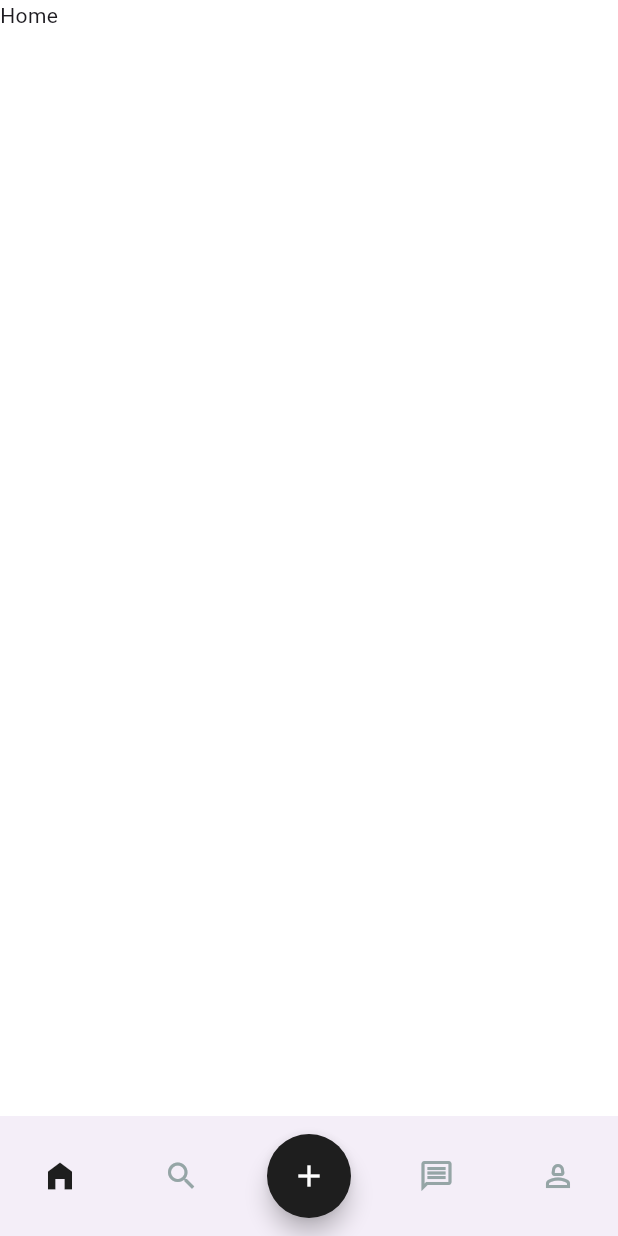
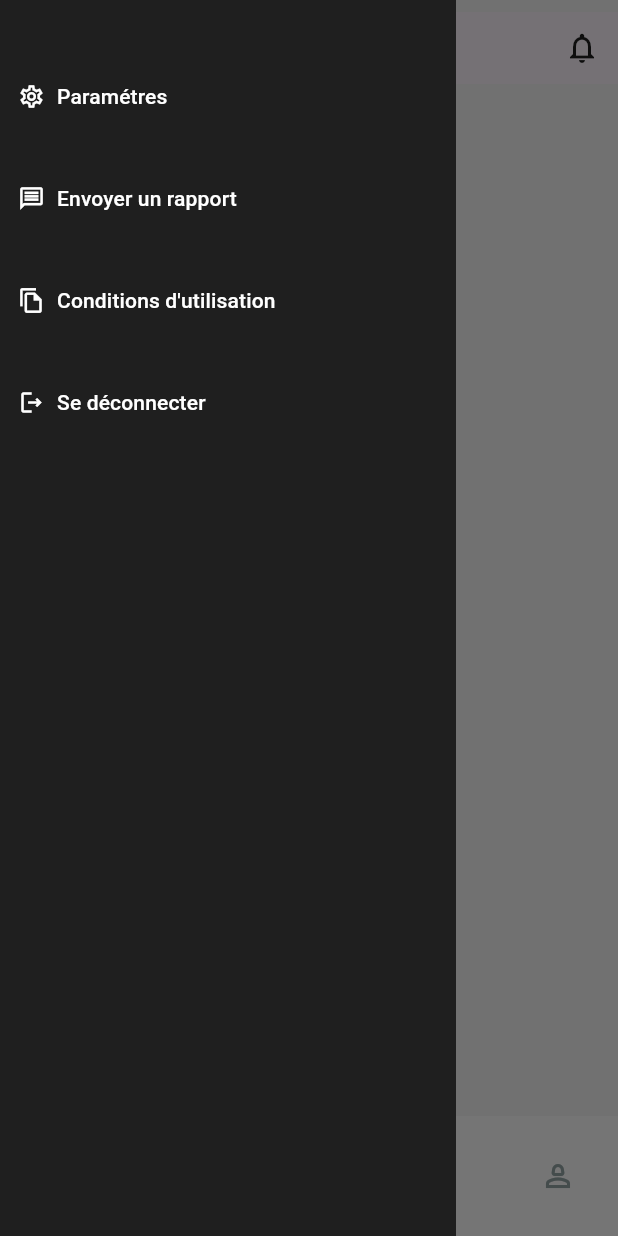
Before and after one commit to sidahmedfrioui19/eartisan, a Flutter app: the screen it shows after launch, with the side drawer open (before the commit the screen has no drawer), on a phone screen of 412 x 824 dp. Run offline on Flutter 3.47's test engine with Material 3 defaults, Android fonts, the phone set to English and light mode, and no system bars.

Commit message:
topbar/burger menu add

```diff
--- a/lib/main.dart
+++ b/lib/main.dart
@@ -1,5 +1,4 @@
 import 'package:flutter/material.dart';
-import 'package:profinder/pages/home.dart';
 import 'package:profinder/utils/theme_data.dart';
 import 'package:profinder/widgets/main_navigation_bar.dart';
 
@@ -12,11 +11,10 @@ class MyApp extends StatelessWidget {
   @override
   Widget build(BuildContext context) {
     return MaterialApp(
-        title: 'Job Finder',
-        debugShowCheckedModeBanner: false,
-        theme: appThemeData,
-        home: Scaffold(
-          bottomNavigationBar: MainNavBar(),
-        ));
+      title: 'Job Finder',
+      debugShowCheckedModeBanner: false,
+      theme: appThemeData,
+      home: MainNavBar(),
+    );
   }
 }
--- a/lib/pages/home.dart
+++ b/lib/pages/home.dart
@@ -1,4 +1,7 @@
 import 'package:flutter/material.dart';
+import 'package:profinder/utils/theme_data.dart';
+import 'package:profinder/widgets/home_page_selector.dart';
+import 'package:profinder/widgets/top_bar.dart';
 
 class HomePage extends StatefulWidget {
   const HomePage({super.key});
@@ -10,6 +13,12 @@ class HomePage extends StatefulWidget {
 class _HomePageState extends State<HomePage> {
   @override
   Widget build(BuildContext context) {
-    return Text("Home");
+    return Scaffold(
+      backgroundColor: AppTheme.backgroundColor,
+      appBar: TopBar(
+        title: "Explorer",
+      ),
+      body: HomePageSelector(),
+    );
   }
 }
--- a/lib/utils/theme_data.dart
+++ b/lib/utils/theme_data.dart
@@ -3,10 +3,10 @@ import 'package:flutter/material.dart';
 // ignore_for_file: deprecated_member_use
 class AppTheme {
   // Colors
-  static const Color primaryColor = Color(0xFF1E1E1E);
+  static const Color primaryColor = Color(0xFF1F1F1F);
   static const Color secondaryColor = Color(0xFF95A5A6);
-  static const Color backgroundColor = Colors.white;
-  static const Color textColor = Colors.black;
+  static const Color backgroundColor = Color(0xFFF7F7F7);
+  static const Color textColor = Color(0xFF1F1F1F);
 
   // Text Styles
   static const TextStyle headingTextStyle = TextStyle(
--- /dev/null
+++ b/lib/widgets/burger_menu.dart
@@ -0,0 +1,90 @@
+import 'package:flutter/material.dart';
+import 'package:profinder/utils/theme_data.dart';
+
+class BurgerMenu extends StatelessWidget {
+  const BurgerMenu({super.key});
+
+  @override
+  Widget build(BuildContext context) {
+    return Drawer(
+        backgroundColor: appThemeData.primaryColor,
+        shape: ContinuousRectangleBorder(borderRadius: BorderRadius.zero),
+        child: ListView(
+          padding: EdgeInsets.only(top: 30),
+          children: <Widget>[
+            Padding(
+                padding: EdgeInsets.symmetric(horizontal: 0, vertical: 10),
+                child: Align(
+                    alignment: Alignment.centerLeft,
+                    child: TextButton.icon(
+                      icon: Icon(
+                        Icons.settings_outlined,
+                        color: Colors.white,
+                      ),
+                      label: Text(
+                        'Paramétres',
+                        style: TextStyle(color: Colors.white),
+                      ),
+                      onPressed: () {
+                        // Add your home functionality here
+                        Navigator.pop(context); // Close the drawer
+                      },
+                    ))),
+            Padding(
+                padding: EdgeInsets.symmetric(horizontal: 0, vertical: 10),
+                child: Align(
+                    alignment: Alignment.centerLeft,
+                    child: TextButton.icon(
+                      icon: Icon(
+                        Icons.message_outlined,
+                        color: Colors.white,
+                      ),
+                      label: Text(
+                        'Envoyer un rapport',
+                        style: TextStyle(color: Colors.white),
+                      ),
+                      onPressed: () {
+                        // Add your home functionality here
+                        Navigator.pop(context); // Close the drawer
+                      },
+                    ))),
+            Padding(
+                padding: EdgeInsets.symmetric(horizontal: 0, vertical: 10),
+                child: Align(
+                    alignment: Alignment.centerLeft,
+                    child: TextButton.icon(
+                      icon: Icon(
+                        Icons.file_copy_outlined,
+                        color: Colors.white,
+                      ),
+                      label: Text(
+                        "Conditions d'utilisation",
+                        style: TextStyle(color: Colors.white),
+                      ),
+                      onPressed: () {
+                        // Add your home functionality here
+                        Navigator.pop(context); // Close the drawer
+                      },
+                    ))),
+            Padding(
+                padding: EdgeInsets.symmetric(horizontal: 0, vertical: 10),
+                child: Align(
+                    alignment: Alignment.centerLeft,
+                    child: TextButton.icon(
+                      icon: Icon(
+                        Icons.logout_outlined,
+                        color: Colors.white,
+                      ),
+                      label: Text(
+                        'Se déconnecter',
+                        style: TextStyle(color: Colors.white),
+                      ),
+                      onPressed: () {
+                        // Add your home functionality here
+                        Navigator.pop(context); // Close the drawer
+                      },
+                    ))),
+          ],
+        ));
+  }
+}
--- /dev/null
+++ b/lib/widgets/home_page_selector.dart
@@ -0,0 +1,67 @@
+import 'package:flutter/material.dart';
+import 'package:profinder/utils/theme_data.dart';
+
+class HomePageSelector extends StatefulWidget {
+  const HomePageSelector({Key? key}) : super(key: key);
+
+  @override
+  _HomePageSelectorState createState() => _HomePageSelectorState();
+}
+
+class _HomePageSelectorState extends State<HomePageSelector> {
+  bool servicesSelected = true;
+  bool demandesSelected = false;
+
+  @override
+  Widget build(BuildContext context) {
+    return Container(
+      child: Row(
+        mainAxisAlignment: MainAxisAlignment.center,
+        children: [
+          Padding(
+            padding: EdgeInsets.symmetric(horizontal: 20, vertical: 5),
+            child: TextButton(
+              onPressed: () {
+                setState(() {
+                  servicesSelected = true;
+                  demandesSelected = false;
+                });
+              },
+              child: Text(
+                "Services",
+                style: TextStyle(
+                  color:
+                      servicesSelected ? AppTheme.primaryColor : Colors.black,
+                  decoration: servicesSelected
+                      ? TextDecoration.underline
+                      : TextDecoration.none,
+                ),
+              ),
+            ),
+          ),
+          Padding(
+            padding: EdgeInsets.symmetric(horizontal: 20, vertical: 5),
+            child: TextButton(
+              onPressed: () {
+                setState(() {
+                  servicesSelected = false;
+                  demandesSelected = true;
+                });
+              },
+              child: Text(
+                "Demandes",
+                style: TextStyle(
+                  color:
+                      demandesSelected ? AppTheme.primaryColor : Colors.black,
+                  decoration: demandesSelected
+                      ? TextDecoration.underline
+                      : TextDecoration.none,
+                ),
+              ),
+            ),
+          ),
+        ],
+      ),
+    );
+  }
+}
--- a/lib/widgets/main_navigation_bar.dart
+++ b/lib/widgets/main_navigation_bar.dart
@@ -5,6 +5,7 @@ import 'package:profinder/pages/search.dart';
 import 'package:profinder/pages/user.dart';
 import 'package:profinder/utils/theme_data.dart';
 import 'package:profinder/widgets/action_button.dart';
+import 'package:profinder/widgets/burger_menu.dart';
 
 class MainNavBar extends StatefulWidget {
   @override
@@ -24,8 +25,10 @@ class _MainNavBarState extends State<MainNavBar> {
   @override
   Widget build(BuildContext context) {
     return Scaffold(
+        drawer: BurgerMenu(),
         body: _pages[_selectedIndex],
         bottomNavigationBar: BottomAppBar(
+          color: Colors.white,
           child: Row(
             mainAxisAlignment: MainAxisAlignment.spaceBetween,
             children: [
@@ -59,8 +62,7 @@ class _MainNavBarState extends State<MainNavBar> {
             ],
           ),
           surfaceTintColor: Colors.white,
-      ),
-    );
+        ));
   }
 
   void _onItemTapped(int index) {
--- /dev/null
+++ b/lib/widgets/top_bar.dart
@@ -0,0 +1,51 @@
+import 'package:flutter/material.dart';
+import 'package:profinder/utils/theme_data.dart';
+
+class TopBar extends StatelessWidget implements PreferredSizeWidget {
+  final String title;
+  final VoidCallback? onMenuPressed;
+  final VoidCallback? onNotificationsPressed;
+
+  const TopBar({
+    Key? key,
+    required this.title,
+    this.onMenuPressed,
+    this.onNotificationsPressed,
+  }) : super(key: key);
+
+  @override
+  Widget build(BuildContext context) {
+    return Padding(
+      padding: EdgeInsets.only(top: 8),
+      child: AppBar(
+        centerTitle: true,
+        leading: Builder(
+          builder: (BuildContext context) {
+            return IconButton(
+              icon: Icon(Icons.menu),
+              onPressed: () {
+                Scaffold.of(context).openDrawer(); // Open navigation drawer
+              },
+            );
+          },
+        ),
+        title: Text(
+          title,
+          style: TextStyle(fontWeight: FontWeight.bold),
+        ),
+        actions: <Widget>[
+          IconButton(
+            icon: Icon(
+              Icons.notifications_outlined,
+              color: appThemeData.primaryColor,
+            ),
+            onPressed: onNotificationsPressed,
+          ),
+        ],
+      ),
+    );
+  }
+
+  @override
+  Size get preferredSize => Size.fromHeight(kToolbarHeight);
+}
```
Lines whose indentation alone changed are shown as unchanged.
